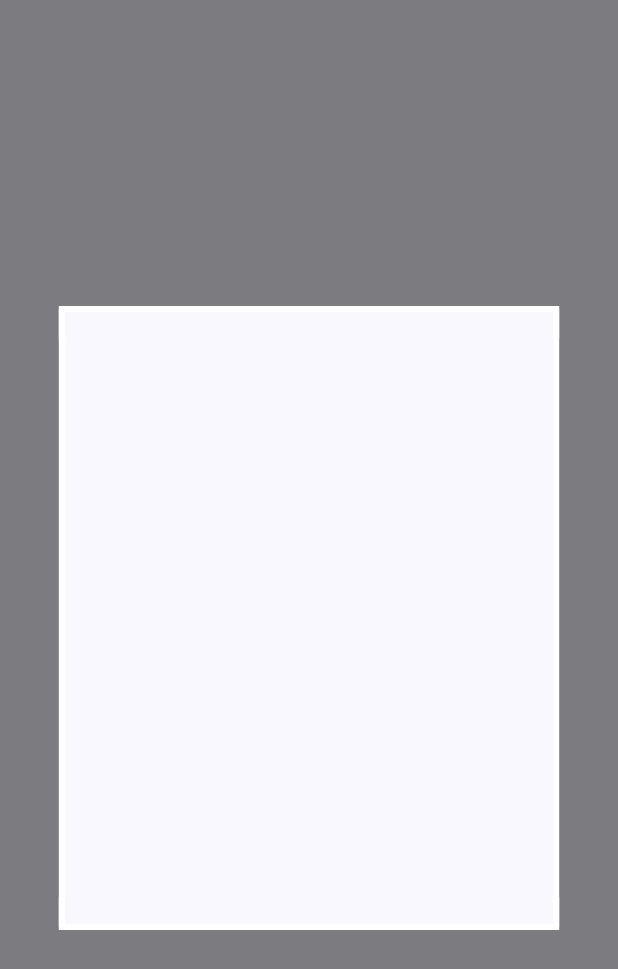
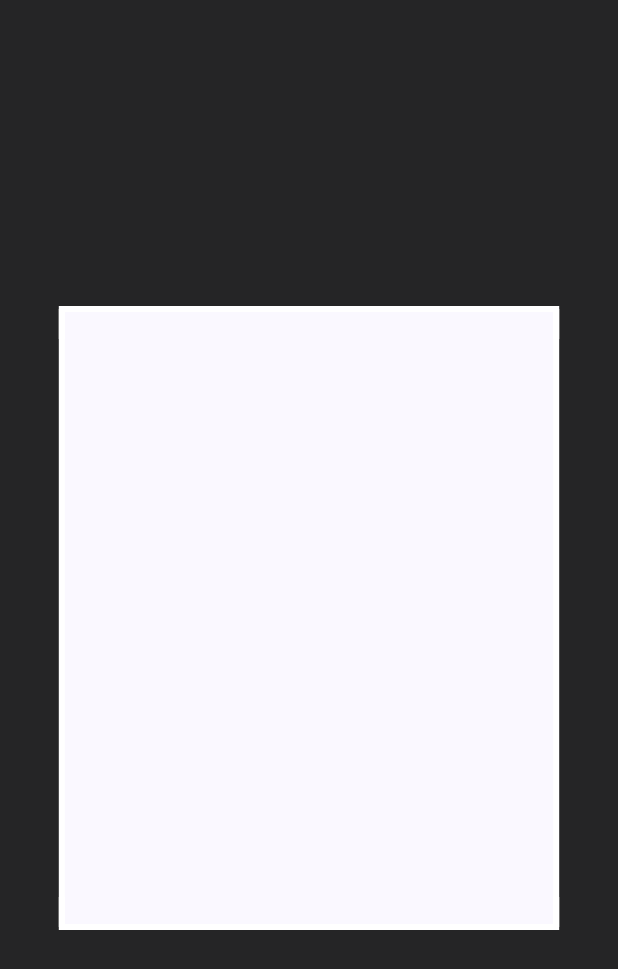
Before and after one commit to Orbmad/Definetly_not_a_mobile_app, an Android app built with Jetpack Compose: the composable CameraOverlay shown on its own in the app's theme, on a phone screen of 412 x 824 dp. Shown: the top 969 px of the screen. Run offline under Robolectric (Android 15) with nearby library versions, the phone set to English and light mode, and no system bars; our stand-ins replace Firebase (no records; nobody signed in at launch, a user with empty details on screens opened directly); libraries missing offline, so code that uses them is left out: androidx.camera.view.

Commit message:
Darkened camera overlay

```diff
--- a/app/src/main/java/com/dambrofarne/eyeflush/data/managers/camera/CameraManager.kt
+++ b/app/src/main/java/com/dambrofarne/eyeflush/data/managers/camera/CameraManager.kt
@@ -73,7 +73,7 @@ class CameraManager(private val context: Context) {
                 imageCapture
             )
         } catch (exc: Exception) {
-            Log.e("CameraManager", "Errore nel binding della fotocamera", exc)
+            Log.e("CameraManager", "Camera binding Error", exc)
             _cameraState.value = CameraState.ERROR
         }
     }
--- a/app/src/main/java/com/dambrofarne/eyeflush/ui/screens/camera/CameraScreen.kt
+++ b/app/src/main/java/com/dambrofarne/eyeflush/ui/screens/camera/CameraScreen.kt
@@ -193,6 +193,7 @@ private fun CameraOverlay() {
     Canvas(modifier = Modifier.fillMaxSize()) {
         val canvasWidth = size.width
         val canvasHeight = size.height
+        val overlayColor = Color.Black.copy(alpha = 0.85f)
 
         // Calcola le dimensioni del rettangolo 4:5
         val aspectRatio = 4f / 5f
@@ -205,22 +206,22 @@ private fun CameraOverlay() {
 
         // Disegna l'overlay scuro
         drawRect(
-            color = Color.Black.copy(alpha = 0.5f),
+            color = overlayColor,
             topLeft = Offset(0f, 0f),
             size = Size(canvasWidth, top)
         )
         drawRect(
-            color = Color.Black.copy(alpha = 0.5f),
+            color = overlayColor,
             topLeft = Offset(0f, top + rectHeight),
             size = Size(canvasWidth, canvasHeight - (top + rectHeight))
         )
         drawRect(
-            color = Color.Black.copy(alpha = 0.5f),
+            color = overlayColor,
             topLeft = Offset(0f, top),
             size = Size(left, rectHeight)
         )
         drawRect(
-            color = Color.Black.copy(alpha = 0.5f),
+            color = overlayColor,
             topLeft = Offset(left + rectWidth, top),
             size = Size(canvasWidth - (left + rectWidth), rectHeight)
         )
```
